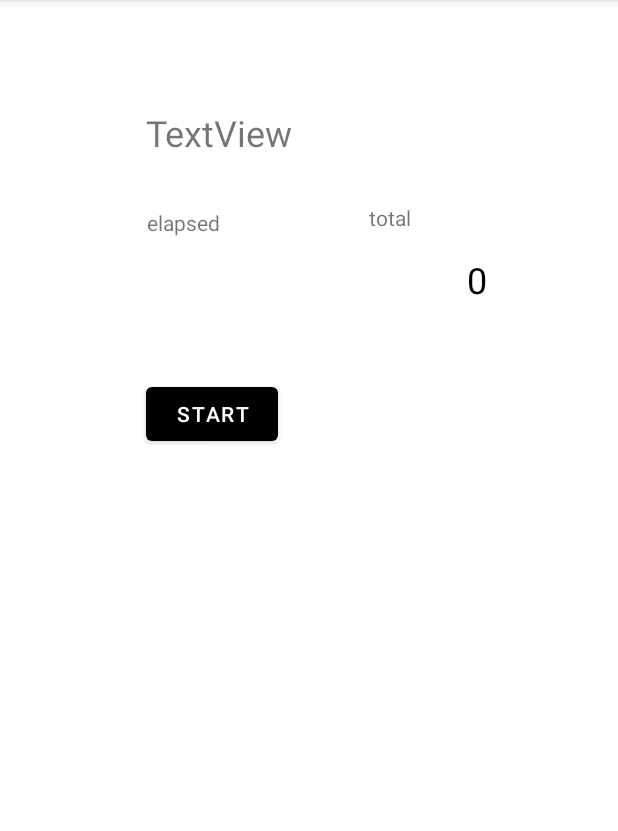
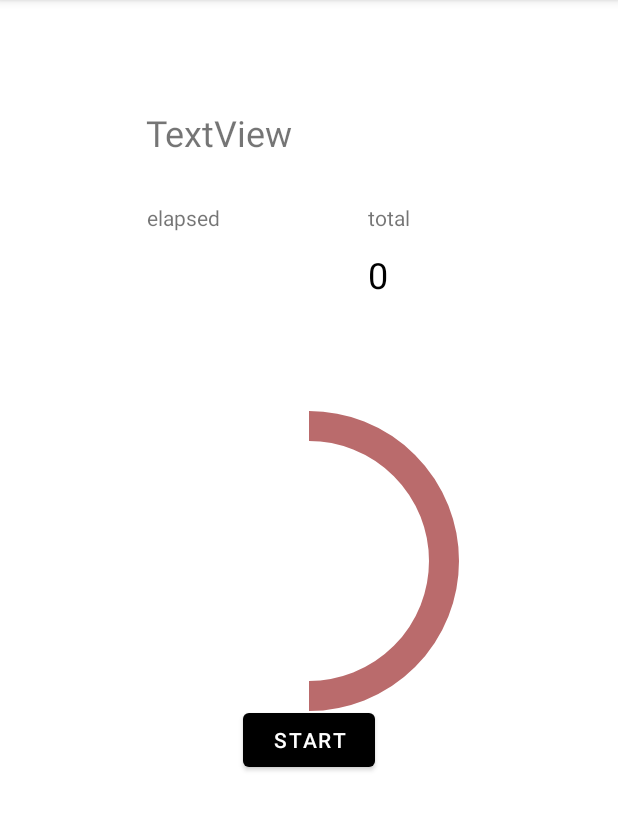
Before and after one commit to xvepkj/scheduler-android, an Android app: the fragment LoggerFragment shown on its own in the app's theme, on a phone screen of 412 x 824 dp, the part 84-915 px from its top. Run offline under Robolectric (Android 15) with nearby library versions, the light colour scheme and no system bars; libraries missing offline, so code that uses them is left out: io.paperdb; 8 statements that could not run were skipped.

Commit message:
Added Progress Bar to Logger,Changed format of Stats

```diff
--- a/app/src/main/java/com/example/scheduler/core/Time.kt
+++ b/app/src/main/java/com/example/scheduler/core/Time.kt
@@ -1,6 +1,5 @@
 package com.example.scheduler.core
 
-import java.lang.Math.round
 import java.util.*
 
 class Time (val h: Int, val m: Int) : Comparable<Time> {
@@ -23,7 +22,7 @@ class Time (val h: Int, val m: Int) : Comparable<Time> {
     }
 
     fun timeFromMillis(ms: Long): Time {
-      val x = ms / 1000000L
+      val x = ms / 60000L
       return Time((x / 60).toInt(), (x % 60).toInt())
     }
   }
--- a/app/src/main/java/com/example/scheduler/ui/logger/LoggerFragment.kt
+++ b/app/src/main/java/com/example/scheduler/ui/logger/LoggerFragment.kt
@@ -1,16 +1,18 @@
 package com.example.scheduler.ui.logger
 
-import androidx.lifecycle.ViewModelProvider
 import android.os.Bundle
-import androidx.fragment.app.Fragment
 import android.view.LayoutInflater
 import android.view.View
 import android.view.ViewGroup
 import android.widget.Button
 import android.widget.TextView
+import androidx.fragment.app.Fragment
 import androidx.lifecycle.Observer
+import androidx.lifecycle.ViewModelProvider
+import com.example.scheduler.MainActivity
 import com.example.scheduler.R
 import com.example.scheduler.ui.home.HomeViewModel
+import com.google.android.material.progressindicator.CircularProgressIndicator
 
 class LoggerFragment : Fragment() {
 
@@ -25,19 +27,21 @@ class LoggerFragment : Fragment() {
   private lateinit var elapsedText: TextView
   private lateinit var totalText: TextView
   private lateinit var button: Button
+  private lateinit var progressBar : CircularProgressIndicator
 
   override fun onCreateView(inflater: LayoutInflater, container: ViewGroup?,
                             savedInstanceState: Bundle?): View? {
     val root = inflater.inflate(R.layout.logger_fragment, container, false)
+    (activity as MainActivity?)?.supportActionBar?.title = "Logger"
 
     eventNameText = root.findViewById(R.id.logger_event_name)
     elapsedText = root.findViewById(R.id.logger_elapsed_text)
     totalText = root.findViewById(R.id.logger_total_text)
     button = root.findViewById(R.id.logger_start_pause_button)
+    progressBar = root.findViewById(R.id.circular_bar)
 
     viewModel = ViewModelProvider(this).get(LoggerViewModel::class.java)
     homeViewModel = ViewModelProvider(requireActivity()).get(HomeViewModel::class.java)
-
 
     viewModel.timerState.observe(viewLifecycleOwner,
       Observer<Int> { state ->
@@ -71,13 +75,14 @@ class LoggerFragment : Fragment() {
 
     viewModel.cur.observe(viewLifecycleOwner,
       Observer<Long> {
-        cur -> elapsedText.setText(cur.toString())
+        cur -> elapsedText.setText((cur/1000).toString())
+        progressBar.progress = (cur*100/viewModel.getLim()).toInt()
         homeViewModel.updateLoggedEventProgress((1.0 * cur) / eventTotalTime)
       }
     )
 
     viewModel.initialize((eventTotalTime * event.log_progress).toLong(), eventTotalTime)
-    totalText.setText(viewModel.getLim().toString())
+    totalText.setText((viewModel.getLim()/1000).toString())
 
     return root
   }
--- a/app/src/main/res/layout/logger_fragment.xml
+++ b/app/src/main/res/layout/logger_fragment.xml
@@ -12,19 +12,19 @@
         android:layout_width="wrap_content"
         android:layout_height="wrap_content"
         android:layout_marginStart="98dp"
-        android:layout_marginTop="34dp"
+        android:layout_marginTop="135dp"
         android:text="elapsed"
         app:layout_constraintStart_toStartOf="parent"
-        app:layout_constraintTop_toBottomOf="@+id/logger_event_name" />
+        app:layout_constraintTop_toTopOf="parent" />
 
     <TextView
         android:id="@+id/textView12"
         android:layout_width="wrap_content"
         android:layout_height="wrap_content"
+        android:layout_marginStart="245dp"
         android:layout_marginTop="135dp"
-        android:layout_marginEnd="138dp"
         android:text="total"
-        app:layout_constraintEnd_toEndOf="parent"
+        app:layout_constraintStart_toStartOf="parent"
         app:layout_constraintTop_toTopOf="parent" />
 
     <TextView
@@ -43,11 +43,12 @@
         android:id="@+id/logger_total_text"
         android:layout_width="wrap_content"
         android:layout_height="wrap_content"
-        android:layout_marginTop="15dp"
-        android:layout_marginEnd="87dp"
+        android:layout_marginStart="245dp"
+        android:layout_marginTop="12dp"
         android:textColor="#000000"
+        android:textDirection="ltr"
         android:textSize="24sp"
-        app:layout_constraintEnd_toEndOf="parent"
+        app:layout_constraintStart_toStartOf="parent"
         app:layout_constraintTop_toBottomOf="@+id/textView12"
         tools:text="2:00:00" />
 
@@ -55,9 +56,9 @@
         android:id="@+id/logger_start_pause_button"
         android:layout_width="wrap_content"
         android:layout_height="wrap_content"
-        android:layout_marginStart="97dp"
-        android:layout_marginTop="49dp"
+        android:layout_marginTop="270dp"
         android:text="Button"
+        app:layout_constraintEnd_toEndOf="parent"
         app:layout_constraintStart_toStartOf="parent"
         app:layout_constraintTop_toBottomOf="@+id/logger_elapsed_text" />
 
@@ -71,4 +72,19 @@
         android:textSize="24sp"
         app:layout_constraintStart_toStartOf="parent"
         app:layout_constraintTop_toTopOf="parent" />
+
+    <com.google.android.material.progressindicator.CircularProgressIndicator
+        android:id="@+id/circular_bar"
+        android:layout_width="300dp"
+        android:layout_height="300dp"
+        android:layout_marginBottom="20dp"
+        android:progress="50"
+        android:scaleX="5"
+        android:scaleY="5"
+        app:indicatorColor="@color/dark_pink"
+        app:layout_constraintBottom_toBottomOf="parent"
+        app:layout_constraintLeft_toLeftOf="parent"
+        app:layout_constraintRight_toRightOf="parent"
+        app:layout_constraintTop_toTopOf="parent" />
+
 </androidx.constraintlayout.widget.ConstraintLayout>
--- a/app/src/main/res/layout/statistics_fragment.xml
+++ b/app/src/main/res/layout/statistics_fragment.xml
@@ -94,4 +94,5 @@
             android:layout_height="wrap_content"
             android:orientation="vertical" />
     </ScrollView>
+
 </androidx.constraintlayout.widget.ConstraintLayout>
```
Also changed, not shown: app/src/main/java/com/example/scheduler/ui/Statistics/StatisticsViewModel.kt (+5 -2 lines), app/src/main/java/com/example/scheduler/ui/home/HomeFragment.kt (+7 -2 lines).
